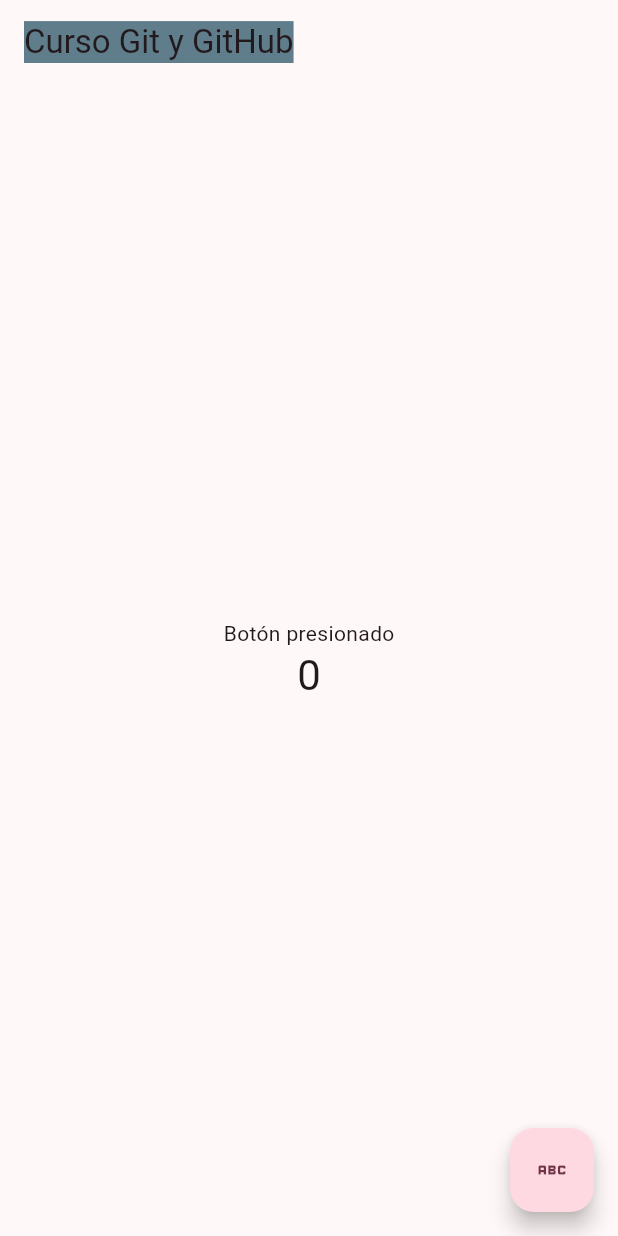
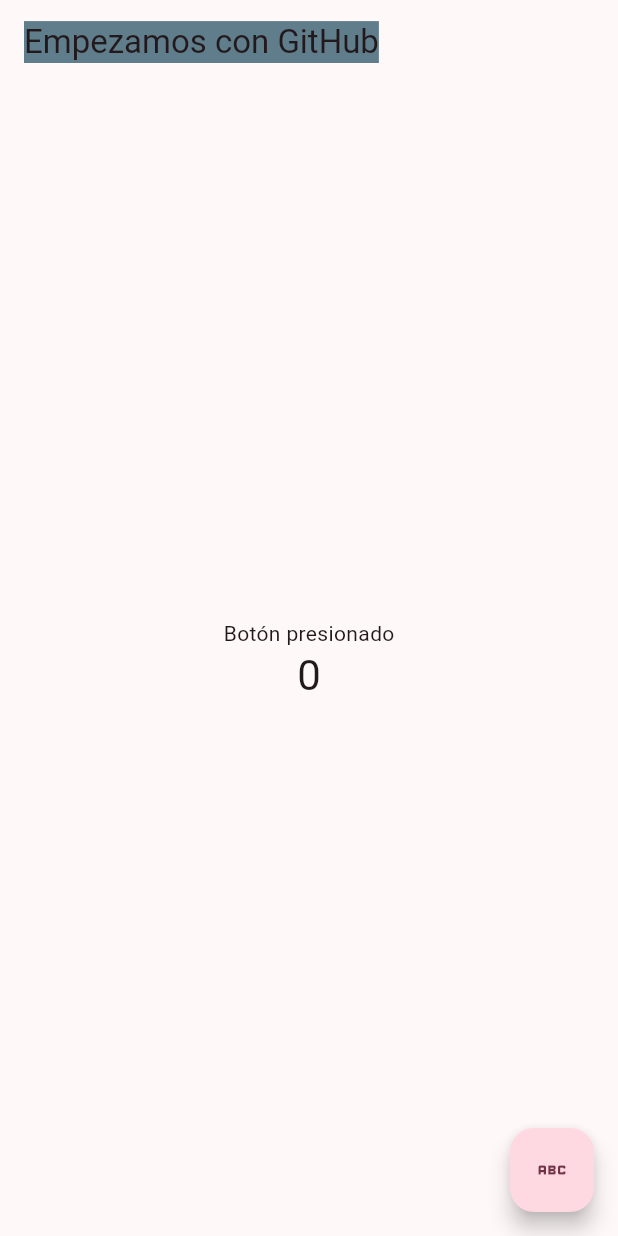
Before and after one commit to joanhernandez-costa/curso_git, a Flutter app: the screen it shows after launch, on a phone screen of 412 x 824 dp. Run offline on Flutter 3.47's test engine with Material 3 defaults, Android fonts, the phone set to English and light mode, and no system bars.

Commit message:
Se modificó AppBar

```diff
--- a/lib/main.dart
+++ b/lib/main.dart
@@ -17,7 +17,7 @@
         colorScheme: ColorScheme.fromSeed(seedColor: Colors.black),
         useMaterial3: true,
       ),
-      home: const MyHomePage(title: 'Curso Git y GitHub'),
+      home: const MyHomePage(title: 'Empezamos con GitHub'),
     );
   }
 }
```
